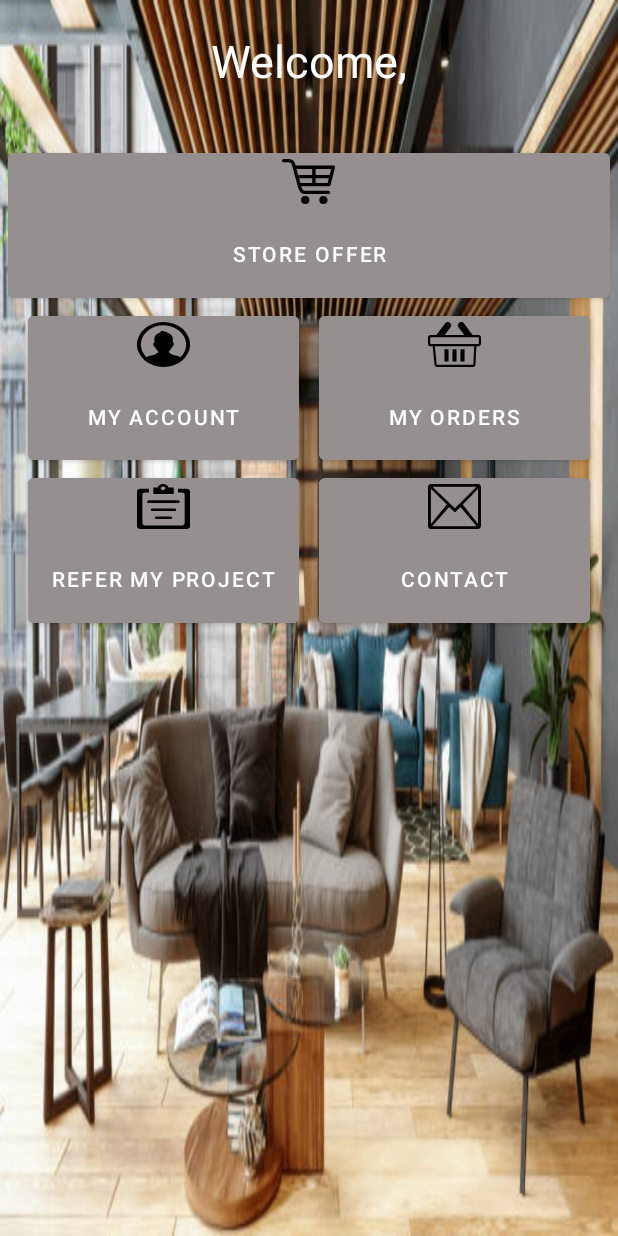
After one commit to marodr99/furniture-store-android, an Android app: the layout welcome_page.xml on its own in the app's theme, with its tools: preview values and no code run, on a phone screen of 412 x 824 dp. The commit adds this screen. Run offline under Robolectric (Android 15) with nearby library versions, the phone set to English and light mode, and no system bars.

Commit message:
add welcome page layout

```diff
--- /dev/null
+++ b/app/src/main/res/drawable/account.xml
@@ -0,0 +1,9 @@
+<vector xmlns:android="http://schemas.android.com/apk/res/android" xmlns:aapt="http://schemas.android.com/aapt"
+    android:viewportWidth="122.88"
+    android:viewportHeight="122.88"
+    android:width="122.88dp"
+    android:height="122.88dp">
+    <path
+        android:pathData="M61.44 0A61.31 61.31 0 0 1 84.92 4.66h0A61.66 61.66 0 0 1 118.21 38l0.1 0.24a61.39 61.39 0 0 1 -0.1 46.73h0A61.42 61.42 0 0 1 38 118.21h0A61.3 61.3 0 0 1 18 104.88l0 0A61.5 61.5 0 0 1 4.66 84.94l-0.09 -0.24A61.48 61.48 0 0 1 4.66 38v0A61.37 61.37 0 0 1 18 18l0 0A61.5 61.5 0 0 1 37.94 4.66l0.24 -0.09A61.35 61.35 0 0 1 61.44 0ZM48.78 79.89a16.44 16.44 0 0 1 -1.34 -1.62c-2.6 -3.56 -4.93 -7.58 -7.27 -11.33 -1.7 -2.5 -2.59 -4.73 -2.59 -6.52s1 -4.13 3 -4.64a101 101 0 0 1 -0.18 -11.73A16.86 16.86 0 0 1 41 41.11a17 17 0 0 1 7.58 -9.64 19.26 19.26 0 0 1 4.11 -2c2.59 -1 1.34 -4.91 4.19 -5C63.54 24.33 74.52 30 78.8 34.68a16.91 16.91 0 0 1 4.38 11l-0.27 10.57a3.31 3.31 0 0 1 2.41 2.41c0.36 1.43 0 3.39 -1.25 6.16h0c0 0.09 -0.09 0.09 -0.09 0.18 -2.75 4.53 -5.62 9.78 -8.78 14 -1.59 2.12 -2.9 1.75 -1.54 3.78 6.45 8.87 19.18 7.64 27 13.55a52.66 52.66 0 0 0 9.36 -54.72l-0.09 -0.2A52.7 52.7 0 0 0 98.55 24.33h0a52.63 52.63 0 0 0 -57 -11.49l-0.21 0.09a52.53 52.53 0 0 0 -17 11.4h0a52.63 52.63 0 0 0 -11.49 57l0.09 0.21A52.66 52.66 0 0 0 22.19 96.3c7.85 -5.91 20.58 -4.68 27 -13.55 1.12 -1.68 0.83 -1.52 -0.44 -2.86Z"
+        android:fillColor="#000000" />
+</vector>
--- /dev/null
+++ b/app/src/main/res/drawable/email.xml
@@ -0,0 +1,9 @@
+<vector xmlns:android="http://schemas.android.com/apk/res/android" xmlns:aapt="http://schemas.android.com/aapt"
+    android:viewportWidth="122.88"
+    android:viewportHeight="88.86"
+    android:width="122.88dp"
+    android:height="88.86dp">
+    <path
+        android:pathData="M7.05 0H115.83a7.07 7.07 0 0 1 7 7.05V81.81a7 7 0 0 1 -1.22 4 2.78 2.78 0 0 1 -0.66 1 2.62 2.62 0 0 1 -0.66 0.46 7 7 0 0 1 -4.51 1.65H7.05a7.07 7.07 0 0 1 -7 -7V7.05A7.07 7.07 0 0 1 7.05 0Zm-0.3 78.84L43.53 40.62 6.75 9.54v69.3ZM49.07 45.39L9.77 83.45h103L75.22 45.39l-11 9.21h0a2.7 2.7 0 0 1 -3.45 0L49.07 45.39Zm31.6 -4.84l35.46 38.6V9.2L80.67 40.55ZM10.21 5.41L62.39 47.7 112.27 5.41Z"
+        android:fillColor="#000000" />
+</vector>
--- /dev/null
+++ b/app/src/main/res/drawable/icon_email.xml
@@ -0,0 +1,7 @@
+<?xml version="1.0" encoding="utf-8"?>
+<layer-list xmlns:android="http://schemas.android.com/apk/res/android">
+ <item android:drawable="@drawable/email"
+     android:width="35dp"
+     android:height="30dp"
+     />
+</layer-list>
--- /dev/null
+++ b/app/src/main/res/drawable/icon_my_account.xml
@@ -0,0 +1,7 @@
+<?xml version="1.0" encoding="utf-8"?>
+<layer-list xmlns:android="http://schemas.android.com/apk/res/android">
+<item android:drawable="@drawable/account"
+    android:width="35dp"
+    android:height="30dp"
+    />
+</layer-list>
--- /dev/null
+++ b/app/src/main/res/drawable/icon_refer_project.xml
@@ -0,0 +1,7 @@
+<?xml version="1.0" encoding="utf-8"?>
+<layer-list xmlns:android="http://schemas.android.com/apk/res/android">
+<item android:drawable="@drawable/refer_project"
+    android:width="35dp"
+    android:height="30dp"
+    />
+</layer-list>
--- /dev/null
+++ b/app/src/main/res/drawable/icon_shopping_basket.xml
@@ -0,0 +1,7 @@
+<?xml version="1.0" encoding="utf-8"?>
+<layer-list xmlns:android="http://schemas.android.com/apk/res/android">
+<item android:drawable="@drawable/shopping_basket"
+    android:width="35dp"
+    android:height="30dp"
+    />
+</layer-list>
--- /dev/null
+++ b/app/src/main/res/drawable/icon_shopping_trolley.xml
@@ -0,0 +1,7 @@
+<?xml version="1.0" encoding="utf-8"?>
+<layer-list xmlns:android="http://schemas.android.com/apk/res/android">
+<item android:drawable="@drawable/shopping_trolley"
+    android:width="35dp"
+    android:height="30dp"
+    />
+</layer-list>
--- /dev/null
+++ b/app/src/main/res/drawable/refer_project.xml
@@ -0,0 +1,10 @@
+<vector xmlns:android="http://schemas.android.com/apk/res/android" xmlns:aapt="http://schemas.android.com/aapt"
+    android:viewportWidth="101.83"
+    android:viewportHeight="122.88"
+    android:width="101.83dp"
+    android:height="122.88dp">
+    <path
+        android:pathData="M6.77 12.82h16.25v10.5h-7.01c-3.13 0 -5.72 2.59 -5.72 5.72v78.43c0 3.13 2.58 5.72 5.72 5.72h69.8c3.14 0 5.72 -2.58 5.72 -5.72V29.04c0 -3.14 -2.59 -5.72 -5.72 -5.72h-7.01v-10.5h16.25c3.73 0 6.77 3.07 6.77 6.77v96.51c0 3.71 -3.06 6.77 -6.77 6.77H6.77c-3.71 0 -6.77 -3.05 -6.77 -6.77V19.59C0 15.86 3.05 12.82 6.77 12.82L6.77 12.82zM37.79 95.89c-2.01 0 -3.64 -1.63 -3.64 -3.64c0 -2.01 1.63 -3.64 3.64 -3.64h26.24c2.01 0 3.64 1.63 3.64 3.64c0 2.01 -1.63 3.64 -3.64 3.64H37.79L37.79 95.89zM30.03 73.91c-2.01 0 -3.64 -1.63 -3.64 -3.64c0 -2.01 1.63 -3.64 3.64 -3.64h41.76c2.01 0 3.64 1.63 3.64 3.64c0 2.01 -1.63 3.64 -3.64 3.64H30.03L30.03 73.91zM23.2 51.94c-2.01 0 -3.64 -1.63 -3.64 -3.64s1.63 -3.64 3.64 -3.64h55.44c2.01 0 3.64 1.63 3.64 3.64s-1.63 3.64 -3.64 3.64H23.2L23.2 51.94zM32.4 9.46h7.68C40.73 4.13 45.04 0 50.26 0c5.19 0 9.47 4.07 10.17 9.35l8.99 0.11c0.63 0 1.13 0.5 1.13 1.13v15.33c0 0.63 -0.5 1.13 -1.13 1.13h-37c-0.61 0 -1.13 -0.5 -1.13 -1.13V10.59C31.27 9.97 31.78 9.46 32.4 9.46L32.4 9.46L32.4 9.46L32.4 9.46zM46.06 14.1c0.69 0.95 1.69 1.89 2.74 2.37c0.86 0.26 1.8 0.28 2.67 0.04c1.36 -0.63 2.62 -2.14 3.2 -3.4c0.07 -0.36 0.11 -0.73 0.11 -1.13c0 -2.67 -2.05 -4.84 -4.57 -4.84c-2.53 0 -4.57 2.17 -4.57 4.84C45.64 12.8 45.79 13.51 46.06 14.1L46.06 14.1L46.06 14.1L46.06 14.1z"
+        android:fillType="evenOdd"
+        android:fillColor="#000000" />
+</vector>
--- /dev/null
+++ b/app/src/main/res/drawable/shopping_basket.xml
@@ -0,0 +1,9 @@
+<vector xmlns:android="http://schemas.android.com/apk/res/android" xmlns:aapt="http://schemas.android.com/aapt"
+    android:viewportWidth="128.12"
+    android:viewportHeight="106.26"
+    android:width="128.12dp"
+    android:height="106.26dp">
+    <path
+        android:pathData="M6.45 30.68h14a7.88 7.88 0 0 1 1 -1.66L41.68 3.23a7.89 7.89 0 1 1 12.44 9.71L40.22 30.68H88.08L74 12.75A7.89 7.89 0 0 1 86.47 3L106.65 28.8a8 8 0 0 1 1.1 1.88h13.92a6.45 6.45 0 0 1 6.45 6.45V51a6.45 6.45 0 0 1 -1.89 4.55h0a6.41 6.41 0 0 1 -4.54 1.89H117l-2.27 43.13a6.11 6.11 0 0 1 -1.74 4h0a5.66 5.66 0 0 1 -4 1.68H21.57a5.52 5.52 0 0 1 -3.78 -1.48l-0.2 -0.17a6.5 6.5 0 0 1 -1.79 -3.88L11.25 57.47H6.45A6.45 6.45 0 0 1 0 51V37.13a6.45 6.45 0 0 1 6.45 -6.45ZM79.34 64.26h8.17a0.89 0.89 0 0 1 0.88 0.89V92.1a0.89 0.89 0 0 1 -0.88 0.89H79.34a0.88 0.88 0 0 1 -0.88 -0.89V65.15a0.88 0.88 0 0 1 0.88 -0.89ZM60 64.26h8.16a0.89 0.89 0 0 1 0.89 0.89V92.1a0.89 0.89 0 0 1 -0.89 0.89H60a0.89 0.89 0 0 1 -0.89 -0.89V65.15a0.89 0.89 0 0 1 0.89 -0.89Zm-19.37 0h8.17a0.88 0.88 0 0 1 0.88 0.89V92.1a0.88 0.88 0 0 1 -0.88 0.89H40.61a0.89 0.89 0 0 1 -0.88 -0.89V65.15a0.89 0.89 0 0 1 0.88 -0.89Zm71.12 -6.79H16.54L21 100.2a1.12 1.12 0 0 0 0.29 0.67l0.05 0a0.31 0.31 0 0 0 0.19 0.06H109a0.43 0.43 0 0 0 0.3 -0.12h0a0.78 0.78 0 0 0 0.22 -0.52l2.26 -42.86ZM121.67 36H6.45a1.18 1.18 0 0 0 -1.17 1.17V51a1.2 1.2 0 0 0 1.17 1.17H121.67a1.14 1.14 0 0 0 0.82 -0.34h0a1.14 1.14 0 0 0 0.34 -0.82V37.13A1.18 1.18 0 0 0 121.67 36Z"
+        android:fillColor="#000000" />
+</vector>
--- /dev/null
+++ b/app/src/main/res/drawable/shopping_trolley.xml
@@ -0,0 +1,9 @@
+<vector xmlns:android="http://schemas.android.com/apk/res/android" xmlns:aapt="http://schemas.android.com/aapt"
+    android:viewportWidth="122.88"
+    android:viewportHeight="107.54"
+    android:width="122.88dp"
+    android:height="107.54dp">
+    <path
+        android:pathData="M3.93 7.86A3.93 3.93 0 0 1 3.93 0H14.15l0.39 0A18.28 18.28 0 0 1 24.1 2.49a14.69 14.69 0 0 1 6.41 9.1c0.32 1.41 0.66 2.82 1 4.23H119a3.92 3.92 0 0 1 3.93 3.92 4 4 0 0 1 -0.19 1.22L112.52 62.08a3.92 3.92 0 0 1 -3.8 3H44.66c1.44 5.21 2.76 8 4.7 9.34 2.27 1.52 6.31 1.63 13 1.52h0.07v0h45.17a3.93 3.93 0 1 1 0 7.86H62.46v0c-8.27 0.15 -13.38 -0.09 -17.46 -2.84s-6.36 -7.55 -8.57 -16.3l-13.51 -51a7.19 7.19 0 0 0 -3 -4.49 10.8 10.8 0 0 0 -5.51 -1.3H3.93ZM96 88.34a9.6 9.6 0 1 1 -9.6 9.6 9.6 9.6 0 0 1 9.6 -9.6Zm-42.1 0a9.6 9.6 0 1 1 -9.6 9.6 9.6 9.6 0 0 1 9.6 -9.6ZM78 23.67V38h32.45l3.53 -14.28Zm0 22.14V57.22h27.69l2.82 -11.41ZM70.11 57.22V45.81H39.63q1.57 5.7 3 11.41Zm0 -19.27V23.67H33.54c1.26 4.76 2.58 9.52 3.91 14.28Z"
+        android:fillColor="#000000" />
+</vector>
--- /dev/null
+++ b/app/src/main/res/layout/welcome_page.xml
@@ -0,0 +1,89 @@
+<?xml version="1.0" encoding="utf-8"?>
+<LinearLayout xmlns:android="http://schemas.android.com/apk/res/android"
+    xmlns:app="http://schemas.android.com/apk/res-auto"
+    android:layout_width="match_parent"
+    android:layout_height="match_parent"
+    android:orientation="vertical"
+    android:background="@drawable/furniture_background">
+
+    <TextView
+        android:id="@+id/textView"
+        android:layout_width="match_parent"
+        android:layout_height="wrap_content"
+        android:layout_marginTop="20dp"
+        android:text="@string/welcome"
+        android:textColor="@color/white"
+        android:textAlignment="center"
+        android:textSize="30sp" />
+
+    <androidx.constraintlayout.widget.ConstraintLayout
+        android:layout_width="match_parent"
+        android:layout_height="match_parent"
+        android:layout_marginTop="30dp"
+        android:padding="5dp">
+
+        <Button
+            android:id="@+id/shopOffers"
+            android:layout_width="match_parent"
+            android:layout_height="0dp"
+            android:backgroundTint="@color/light_gray"
+            android:drawableTop="@drawable/icon_shopping_trolley"
+            android:text="@string/store_offer"
+            app:layout_constraintHeight_percent="0.15"
+            app:layout_constraintLeft_toLeftOf="parent"
+            app:layout_constraintRight_toRightOf="parent"
+            app:layout_constraintTop_toTopOf="parent" />
+
+        <Button
+            android:id="@+id/myAccount"
+            android:layout_width="0dp"
+            android:layout_height="0dp"
+            android:backgroundTint="@color/light_gray"
+            android:drawableTop="@drawable/icon_my_account"
+            android:text="@string/my_account"
+            app:layout_constraintHeight_percent="0.15"
+            app:layout_constraintLeft_toLeftOf="parent"
+            app:layout_constraintRight_toLeftOf="@id/myOrders"
+            app:layout_constraintTop_toBottomOf="@id/shopOffers"
+            app:layout_constraintWidth_percent="0.45" />
+
+        <Button
+            android:id="@+id/myOrders"
+            android:layout_width="0dp"
+            android:layout_height="0dp"
+            android:backgroundTint="@color/light_gray"
+            android:drawableTop="@drawable/icon_shopping_basket"
+            android:text="@string/my_orders"
+            app:layout_constraintHeight_percent="0.15"
+            app:layout_constraintLeft_toRightOf="@id/myAccount"
+            app:layout_constraintRight_toRightOf="parent"
+            app:layout_constraintTop_toBottomOf="@id/shopOffers"
+            app:layout_constraintWidth_percent="0.45" />
+
+        <Button
+            android:id="@+id/referMyProject"
+            android:layout_width="0dp"
+            android:layout_height="0dp"
+            android:backgroundTint="@color/light_gray"
+            android:drawableTop="@drawable/icon_refer_project"
+            android:text="@string/refer_my_project"
+            app:layout_constraintHeight_percent="0.15"
+            app:layout_constraintLeft_toLeftOf="parent"
+            app:layout_constraintRight_toLeftOf="@id/contact"
+            app:layout_constraintTop_toBottomOf="@id/myAccount"
+            app:layout_constraintWidth_percent="0.45" />
+
+        <Button
+            android:id="@+id/contact"
+            android:layout_width="0dp"
+            android:layout_height="0dp"
+            android:backgroundTint="@color/light_gray"
+            android:drawableTop="@drawable/icon_email"
+            android:text="@string/contact"
+            app:layout_constraintHeight_percent="0.15"
+            app:layout_constraintLeft_toRightOf="@id/referMyProject"
+            app:layout_constraintRight_toRightOf="parent"
+            app:layout_constraintTop_toBottomOf="@id/myOrders"
+            app:layout_constraintWidth_percent="0.45" />
+    </androidx.constraintlayout.widget.ConstraintLayout>
+</LinearLayout>
--- a/app/src/main/res/values/colors.xml
+++ b/app/src/main/res/values/colors.xml
@@ -7,4 +7,5 @@
     <color name="teal_700">#FF018786</color>
     <color name="black">#FF000000</color>
     <color name="white">#FFFFFFFF</color>
+    <color name="light_gray">#958F8F</color>
 </resources>
--- a/app/src/main/res/values/strings.xml
+++ b/app/src/main/res/values/strings.xml
@@ -13,4 +13,10 @@
     <string name="search_option_start_price">Start Price</string>
     <string name="search_option_end_price">End Price</string>
     <string name="search_option_sort_by">Sort by</string>
+    <string name="contact">Contact</string>
+    <string name="refer_my_project">Refer my project</string>
+    <string name="my_orders">My orders</string>
+    <string name="my_account">My account</string>
+    <string name="store_offer">Store offer</string>
+    <string name="welcome">Welcome,</string>
 </resources>
```
Also changed, not shown: app/src/main/res/drawable/furniture_background.jpg (added).
